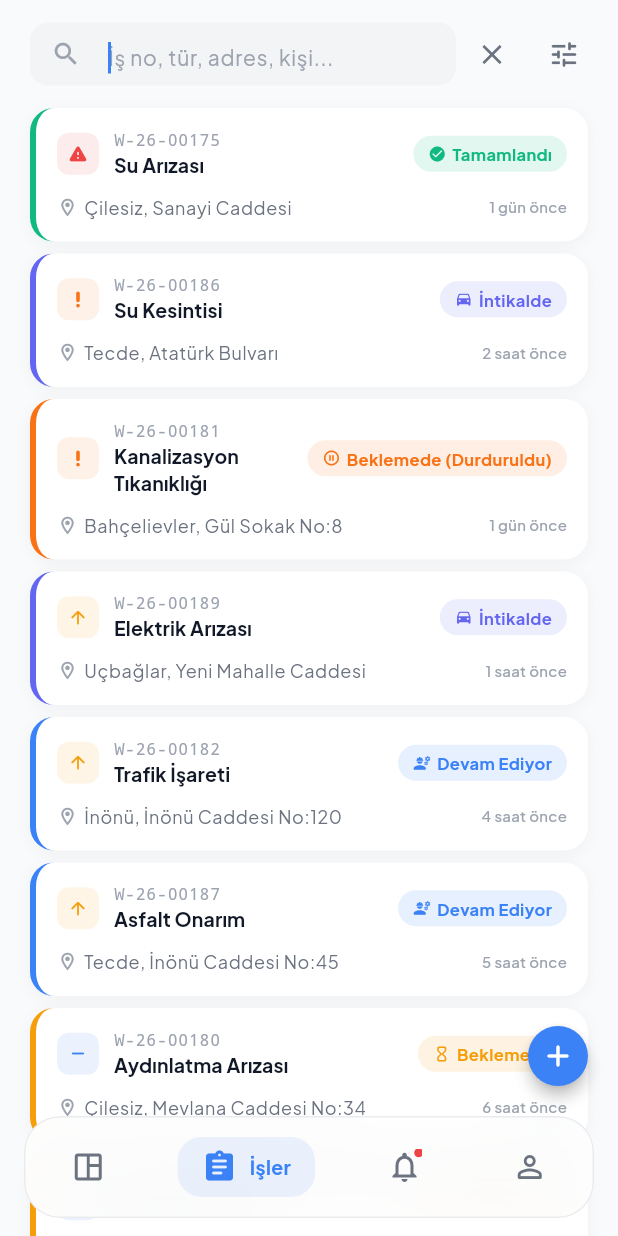
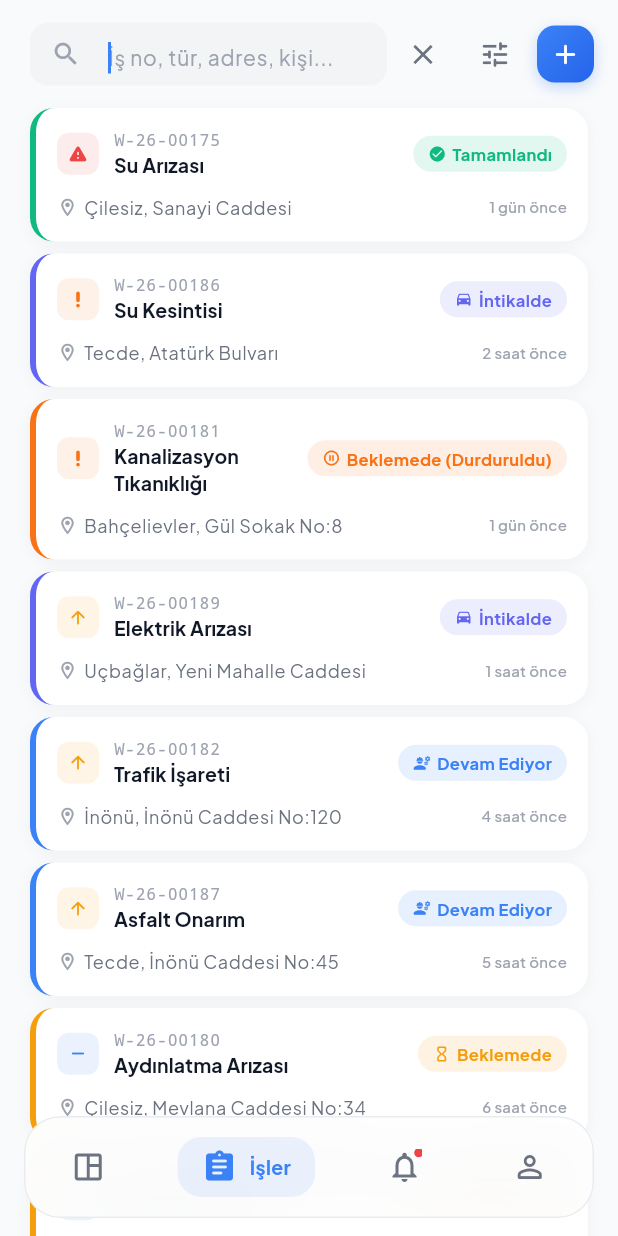
Before and after one commit to 2u3e/AdsumApp, a Flutter app: the WorkOrderListScreen screen opened by its route, after a tap on the "search" icon, on a phone screen of 412 x 824 dp. Run offline on Flutter 3.47's test engine with Material 3 defaults, Android fonts, the phone set to English and light mode, and no system bars; our stand-ins replace dio, flutter_riverpod, flutter_secure_storage, go_router, google_fonts, logger and 2 more; accounts and stored records are empty.

Commit message:
fix: Resolve overlap between content and floating bottom nav
Profile:
- Added 120px bottom padding to SingleChildScrollView
- extendBody: true for proper scroll area under nav bar
- Fixes red line artifact (was logout button border clipped behind nav)

Work Orders List:
- Removed floating FAB that overlapped with nav bar
- Moved 'new work order' button to header as gradient rounded button
  next to search/filter icons (more accessible, no overlap)
- Increased list bottom padding to 140px
- Cleaner header layout with compact action buttons

Notifications:
- Added extendBody: true
- Bottom padding 120px so last notification isn't hidden

Home:
- Increased scroll bottom padding to 140px

Co-Authored-By: Claude Opus 4.6 (1M context) <noreply@anthropic.com>

```diff
--- a/lib/features/home/presentation/screens/home_screen.dart
+++ b/lib/features/home/presentation/screens/home_screen.dart
@@ -61,7 +61,7 @@ class _HomeScreenState extends ConsumerState<HomeScreen> {
           onRefresh: () async => await Future.delayed(const Duration(seconds: 1)),
           child: SingleChildScrollView(
             physics: const AlwaysScrollableScrollPhysics(),
-            padding: const EdgeInsets.only(bottom: 120),
+            padding: const EdgeInsets.only(bottom: 140),
             child: Column(
               crossAxisAlignment: CrossAxisAlignment.start,
               children: [
--- a/lib/features/notifications/presentation/screens/notification_list_screen.dart
+++ b/lib/features/notifications/presentation/screens/notification_list_screen.dart
@@ -137,6 +137,7 @@ class _NotificationListScreenState extends ConsumerState<NotificationListScreen>
     final isDark = Theme.of(context).brightness == Brightness.dark;
 
     return Scaffold(
+      extendBody: true,
       appBar: AppBar(
         title: Row(
           children: [
@@ -174,7 +175,7 @@ class _NotificationListScreenState extends ConsumerState<NotificationListScreen>
       body: _notifications.isEmpty
           ? _buildEmpty(context, isDark)
           : ListView.builder(
-              padding: const EdgeInsets.symmetric(vertical: 8),
+              padding: const EdgeInsets.only(top: 8, bottom: 120),
               itemCount: _notifications.length,
               itemBuilder: (context, index) {
                 final notif = _notifications[index];
--- a/lib/features/profile/presentation/screens/profile_screen.dart
+++ b/lib/features/profile/presentation/screens/profile_screen.dart
@@ -38,8 +38,9 @@ class _ProfileScreenState extends ConsumerState<ProfileScreen> {
 
     return Scaffold(
       appBar: AppBar(title: const Text('Profil')),
+      extendBody: true,
       body: SingleChildScrollView(
-        padding: AppSpacing.screenPadding,
+        padding: const EdgeInsets.only(left: 16, right: 16, top: 8, bottom: 120),
         child: Column(
           children: [
             AppSpacing.verticalXl,
--- a/lib/features/work_orders/presentation/screens/work_order_list_screen.dart
+++ b/lib/features/work_orders/presentation/screens/work_order_list_screen.dart
@@ -141,6 +141,32 @@ class _WorkOrderListScreenState extends ConsumerState<WorkOrderListScreen> {
                         )),
                     ],
                   ),
+                  const SizedBox(width: 4),
+                  // Yeni is emri butonu
+                  GestureDetector(
+                    onTap: () => context.push('/work-orders/create'),
+                    child: Container(
+                      width: 38,
+                      height: 38,
+                      decoration: BoxDecoration(
+                        gradient: const LinearGradient(
+                          begin: Alignment.topLeft,
+                          end: Alignment.bottomRight,
+                          colors: [Color(0xFF3B82F6), Color(0xFF2563EB)],
+                        ),
+                        borderRadius: BorderRadius.circular(12),
+                        boxShadow: [
+                          BoxShadow(
+                            color: AppColors.primary.withValues(alpha: 0.3),
+                            blurRadius: 8,
+                            offset: const Offset(0, 3),
+                          ),
+                        ],
+                      ),
+                      child: const Icon(Icons.add_rounded, color: Colors.white, size: 22),
+                    ),
+                  ),
+                  const SizedBox(width: 4),
                 ],
               ),
             ),
@@ -152,7 +178,7 @@ class _WorkOrderListScreenState extends ConsumerState<WorkOrderListScreen> {
                 child: orders.isEmpty
                     ? _buildEmpty(context, isDark)
                     : ListView.builder(
-                        padding: const EdgeInsets.only(left: 20, right: 20, top: 12, bottom: 120),
+                        padding: const EdgeInsets.only(left: 20, right: 20, top: 12, bottom: 140),
                         itemCount: orders.length,
                         itemBuilder: (context, index) {
                           final order = orders[index];
@@ -184,15 +210,6 @@ class _WorkOrderListScreenState extends ConsumerState<WorkOrderListScreen> {
               ),
             ),
           ],
-        ),
-      ),
-      // FAB - compact pill
-      floatingActionButton: Padding(
-        padding: const EdgeInsets.only(bottom: 80),
-        child: FloatingActionButton.small(
-          onPressed: () => context.push('/work-orders/create'),
-          elevation: 4,
-          child: const Icon(Icons.add_rounded, size: 24),
         ),
       ),
     );
```
